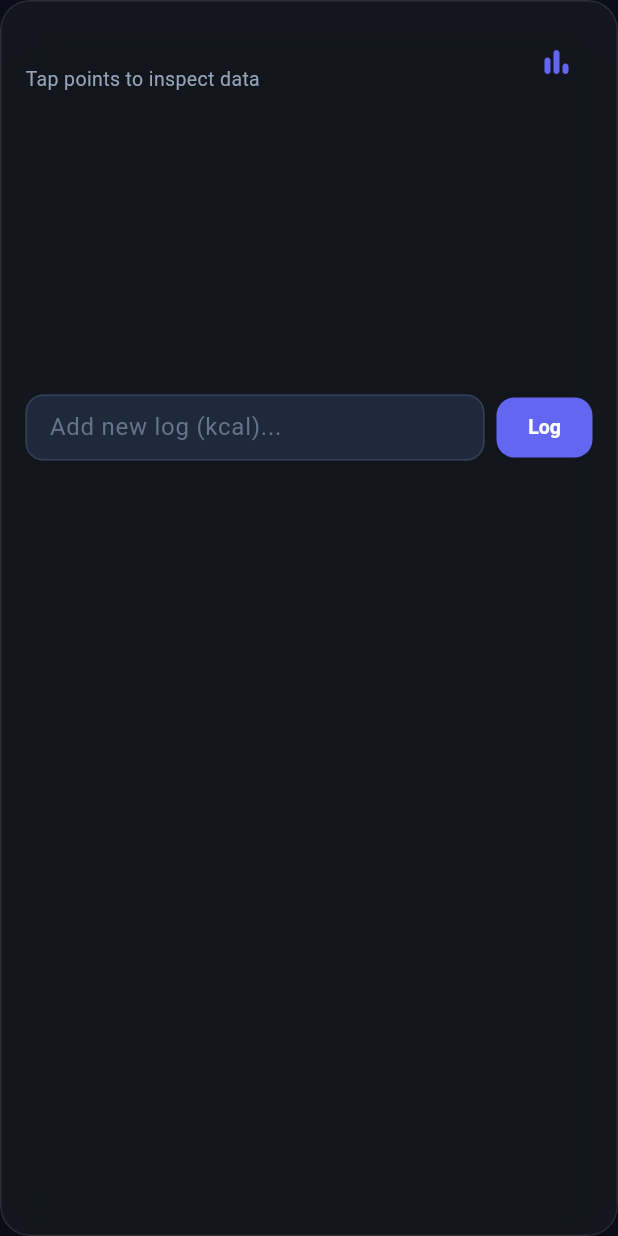
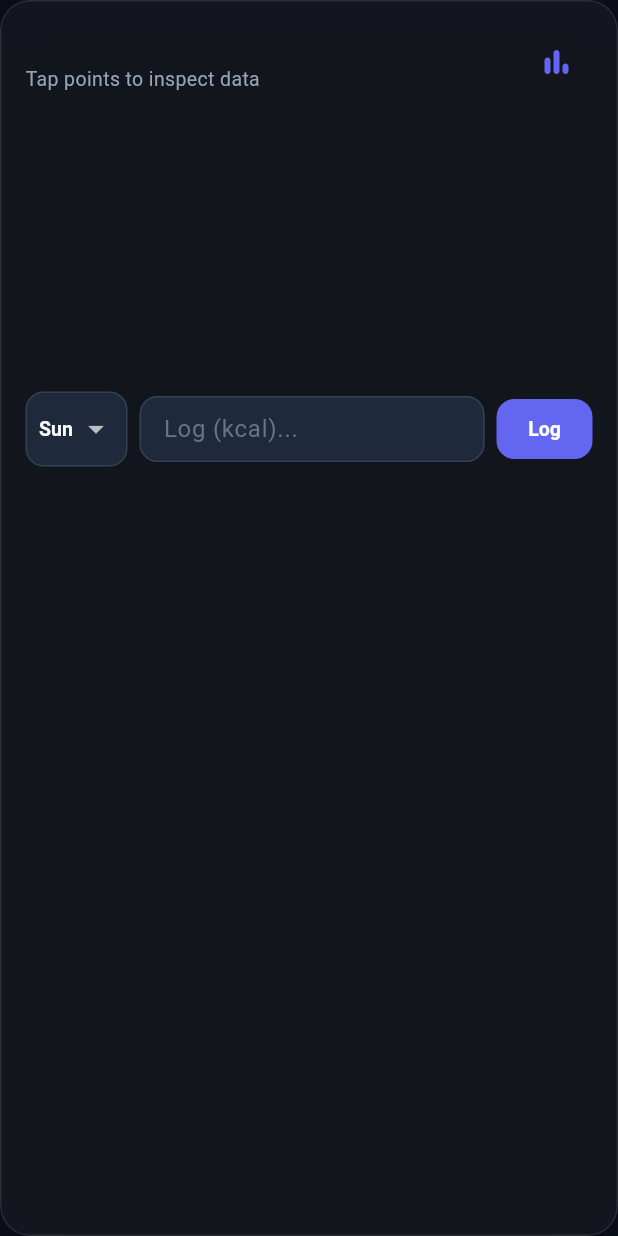
Before and after one commit to smh1s1n/fitness_genui_chat, a Flutter app: the ProgressChartBubble widget shown alone on an empty page, opened directly with empty values, on a phone screen of 412 x 824 dp. Run offline on Flutter 3.47's test engine with Material 3 defaults, Android fonts, the phone set to English and light mode, and no system bars; our stand-ins replace flutter_riverpod, google_generative_ai, riverpod_annotation, shared_preferences; accounts and stored records are empty; generated files the repository leaves out were written again.

Commit message:
Update license to proprietary and enhance `ProgressChartBubble` with manual day selection
- Update project license from MIT to a Proprietary & Confidential License and update `README.md` to reflect these terms.
- Implement a day-of-the-week dropdown in `ProgressChartBubble` to allow users to select a specific day for data logging.
- Initialize the logging day to the current day of the week on widget creation.
- Refactor chart update logic to support overwriting existing data points for a selected day.
- Implement chronological sorting (Mon-Sun) for chart labels and values to ensure data is displayed in weekly order.
- Maintain a maximum of 7 data points in the progress chart by removing the oldest entries when new days are added.
- Refine the log entry UI with a more compact layout and updated hint text.

```diff
--- a/lib/features/fitness/widgets/progress_chart_bubble.dart
+++ b/lib/features/fitness/widgets/progress_chart_bubble.dart
@@ -24,10 +24,17 @@ class _ProgressChartBubbleState extends ConsumerState<ProgressChartBubble> {
   int _selectedPointIndex = -1;
   bool _isBarChart = false;
   final _newValueController = TextEditingController();
+  String? _selectedDay;
 
   @override
   void initState() {
     super.initState();
+
+    // Default to the current day of the week
+    final dayNames = ["Mon", "Tue", "Wed", "Thu", "Fri", "Sat", "Sun"];
+    final currentDayIndex = DateTime.now().weekday - 1;
+    _selectedDay = dayNames[currentDayIndex.clamp(0, 6)];
+
     WidgetsBinding.instance.addPostFrameCallback((_) {
       ref
           .read(widgetStateNotifierProvider(widget.widgetId).notifier)
@@ -170,6 +177,41 @@ class _ProgressChartBubbleState extends ConsumerState<ProgressChartBubble> {
           // Quick entry logger row
           Row(
             children: [
+              // Day of the week dropdown
+              Container(
+                padding: const EdgeInsets.symmetric(horizontal: 8),
+                decoration: BoxDecoration(
+                  color: AppColors.surfaceCard,
+                  borderRadius: BorderRadius.circular(12),
+                  border: Border.all(color: AppColors.border, width: 1),
+                ),
+                child: DropdownButtonHideUnderline(
+                  child: DropdownButton<String>(
+                    value: _selectedDay,
+                    dropdownColor: AppColors.surface,
+                    style: const TextStyle(
+                      color: AppColors.textPrimary,
+                      fontSize: 13,
+                      fontWeight: FontWeight.bold,
+                    ),
+                    items: ["Mon", "Tue", "Wed", "Thu", "Fri", "Sat", "Sun"]
+                        .map((String day) {
+                      return DropdownMenuItem<String>(
+                        value: day,
+                        child: Text(day),
+                      );
+                    }).toList(),
+                    onChanged: (String? val) {
+                      if (val != null) {
+                        setState(() {
+                          _selectedDay = val;
+                        });
+                      }
+                    },
+                  ),
+                ),
+              ),
+              const SizedBox(width: 8),
               Expanded(
                 child: TextField(
                   controller: _newValueController,
@@ -177,7 +219,7 @@ class _ProgressChartBubbleState extends ConsumerState<ProgressChartBubble> {
                     decimal: true,
                   ),
                   decoration: InputDecoration(
-                    hintText: 'Add new log ($unit)...',
+                    hintText: 'Log ($unit)...',
                     isDense: true,
                     contentPadding: const EdgeInsets.symmetric(
                       horizontal: 12,
@@ -216,25 +258,37 @@ class _ProgressChartBubbleState extends ConsumerState<ProgressChartBubble> {
           (current['values'] as List).map((e) => (e as num).toDouble()),
         );
 
-        // Figure out next day name
         final dayNames = ["Mon", "Tue", "Wed", "Thu", "Fri", "Sat", "Sun"];
-        String nextDay = "Mon";
-        if (labels.isNotEmpty) {
-          final lastDay = labels.last;
-          final idx = dayNames.indexOf(lastDay);
-          if (idx != -1) {
-            nextDay = dayNames[(idx + 1) % dayNames.length];
+
+        // Check if the selected day already has a log entry
+        final index = labels.indexOf(_selectedDay ?? 'Mon');
+        if (index != -1) {
+          // Update the existing entry
+          values[index] = val;
+        } else {
+          // If the list is full (7 days), remove the first one to keep 7 slots
+          if (labels.length >= 7) {
+            labels.removeAt(0);
+            values.removeAt(0);
+          }
+
+          labels.add(_selectedDay ?? 'Mon');
+          values.add(val);
+
+          // Chronologically sort labels and values according to weekly day order
+          final List<MapEntry<String, double>> paired = List.generate(
+            labels.length,
+            (i) => MapEntry(labels[i], values[i]),
+          );
+          paired.sort((a, b) => dayNames.indexOf(a.key).compareTo(dayNames.indexOf(b.key)));
+
+          labels.clear();
+          values.clear();
+          for (final entry in paired) {
+            labels.add(entry.key);
+            values.add(entry.value);
           }
         }
-
-        // Maintain max 7 items to keep chart neat
-        if (labels.length >= 7) {
-          labels.removeAt(0);
-          values.removeAt(0);
-        }
-
-        labels.add(nextDay);
-        values.add(val);
 
         return {...current, 'labels': labels, 'values': values};
       },
```
Also changed, not shown: 2 other files.
